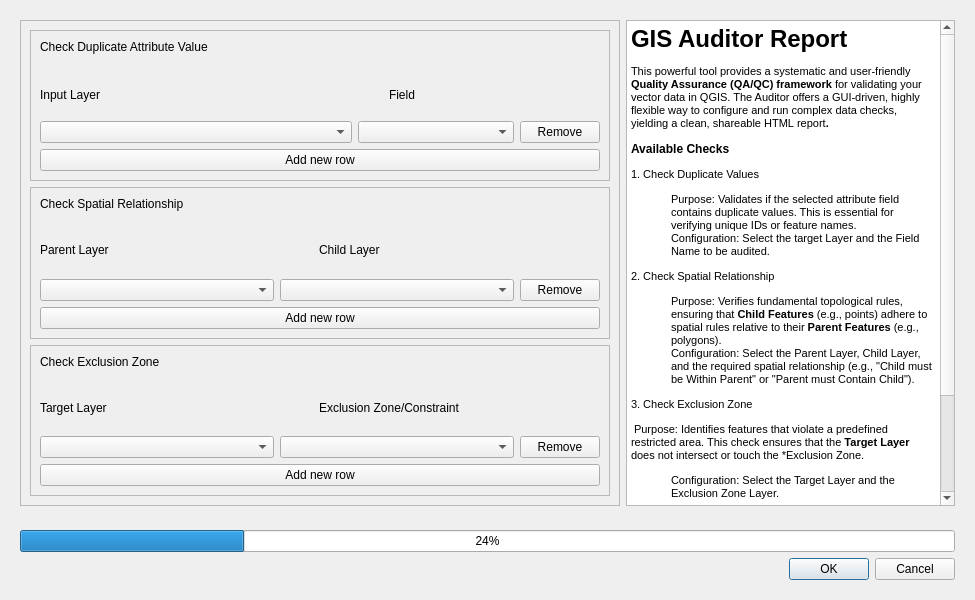
Before: the Qt Designer form gis_auditor_report_dialog_base.ui in leiding06/gis-auditor-report, drawn with Qt 5.
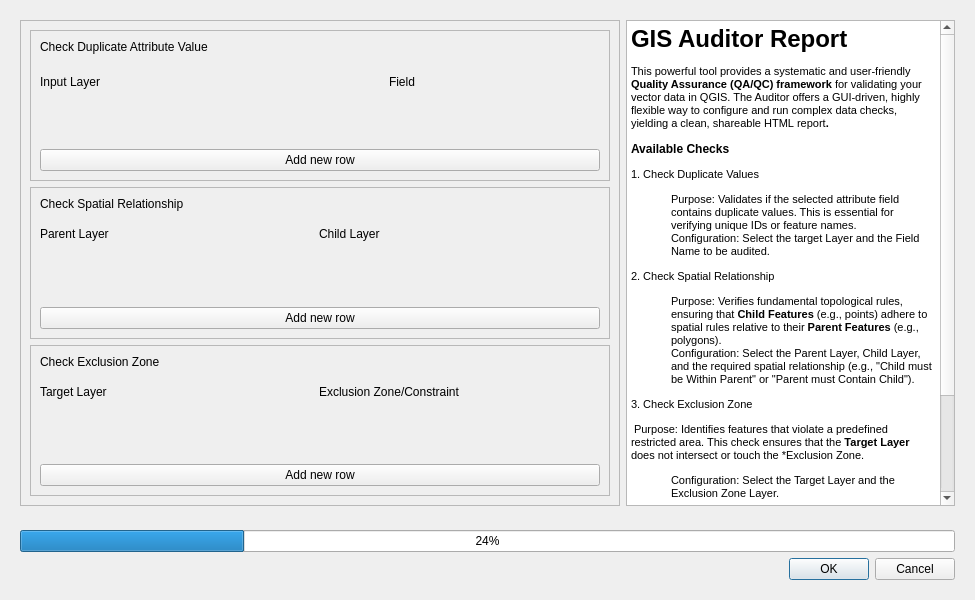
After: the same form once the commit is applied. Custom widgets are drawn as their Qt base class.

Commit message: Finish the dynamic section UI logic in the dialog python file. Allow users add or remove check rows

What changed in the file:
```diff
--- a/gis_auditor_report_dialog_base.ui
+++ b/gis_auditor_report_dialog_base.ui
@@ -153,43 +153,10 @@
                 </widget>
                </item>
                <item>
-                <layout class="QHBoxLayout" name="duplicateCheckBaseRow" stretch="60,30,10">
+                <layout class="QHBoxLayout" name="duplicateCheckBaseRow" stretch="">
                  <property name="bottomMargin">
                   <number>0</number>
                  </property>
-                 <item>
-                  <widget class="QgsMapLayerComboBox" name="duplicateCheckLayer">
-                   <property name="maximumSize">
-                    <size>
-                     <width>400</width>
-                     <height>16777215</height>
-                    </size>
-                   </property>
-                  </widget>
-                 </item>
-                 <item>
-                  <widget class="QgsFieldComboBox" name="duplicateCheckField">
-                   <property name="maximumSize">
-                    <size>
-                     <width>200</width>
-                     <height>16777215</height>
-                    </size>
-                   </property>
-                  </widget>
-                 </item>
-                 <item>
-                  <widget class="QPushButton" name="removeDuplicateButton">
-                   <property name="maximumSize">
-                    <size>
-                     <width>100</width>
-                     <height>16777215</height>
-                    </size>
-                   </property>
-                   <property name="text">
-                    <string>Remove</string>
-                   </property>
-                  </widget>
-                 </item>
                 </layout>
                </item>
                <item>
@@ -263,21 +230,7 @@
                 </widget>
                </item>
                <item>
-                <layout class="QHBoxLayout" name="spatialCheckBaseRow" stretch="45,45,10">
-                 <item>
-                  <widget class="QgsMapLayerComboBox" name="parentLayer"/>
-                 </item>
-                 <item>
-                  <widget class="QgsMapLayerComboBox" name="chileLayer"/>
-                 </item>
-                 <item>
-                  <widget class="QPushButton" name="removeSpatialButton">
-                   <property name="text">
-                    <string>Remove</string>
-                   </property>
-                  </widget>
-                 </item>
-                </layout>
+                <layout class="QHBoxLayout" name="spatialCheckBaseRow" stretch=""/>
                </item>
                <item>
                 <widget class="QPushButton" name="addSpatialButton">
@@ -344,21 +297,7 @@
                 </widget>
                </item>
                <item>
-                <layout class="QHBoxLayout" name="exclusionCheckBaseRow" stretch="45,45,10">
-                 <item>
-                  <widget class="QgsMapLayerComboBox" name="targetLayer"/>
-                 </item>
-                 <item>
-                  <widget class="QgsMapLayerComboBox" name="exclusionLayer"/>
-                 </item>
-                 <item>
-                  <widget class="QPushButton" name="removeExclusionButton">
-                   <property name="text">
-                    <string>Remove</string>
-                   </property>
-                  </widget>
-                 </item>
-                </layout>
+                <layout class="QHBoxLayout" name="exclusionCheckBaseRow" stretch=""/>
                </item>
                <item>
                 <widget class="QPushButton" name="addExclusionButton">
@@ -404,18 +343,6 @@
    </item>
   </layout>
  </widget>
- <customwidgets>
-  <customwidget>
-   <class>QgsFieldComboBox</class>
-   <extends>QComboBox</extends>
-   <header>qgsfieldcombobox.h</header>
-  </customwidget>
-  <customwidget>
-   <class>QgsMapLayerComboBox</class>
-   <extends>QComboBox</extends>
-   <header>qgsmaplayercombobox.h</header>
-  </customwidget>
- </customwidgets>
  <resources/>
  <connections>
   <connection>
```
Left out of the diff: 2 changed lines with no effect on the pictures. The commit also changes 1 other file.
